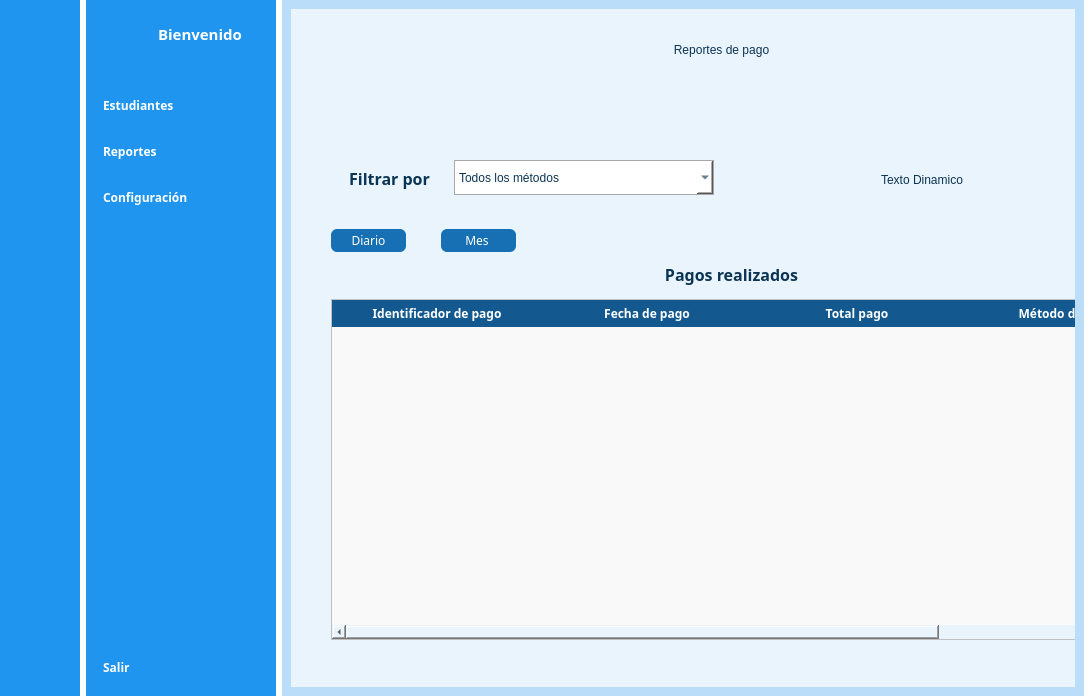
First picture: the form in gui/UI/interface.ui, repository DeiviHerreraDiaz09/Student-Management-Project, before the edit.
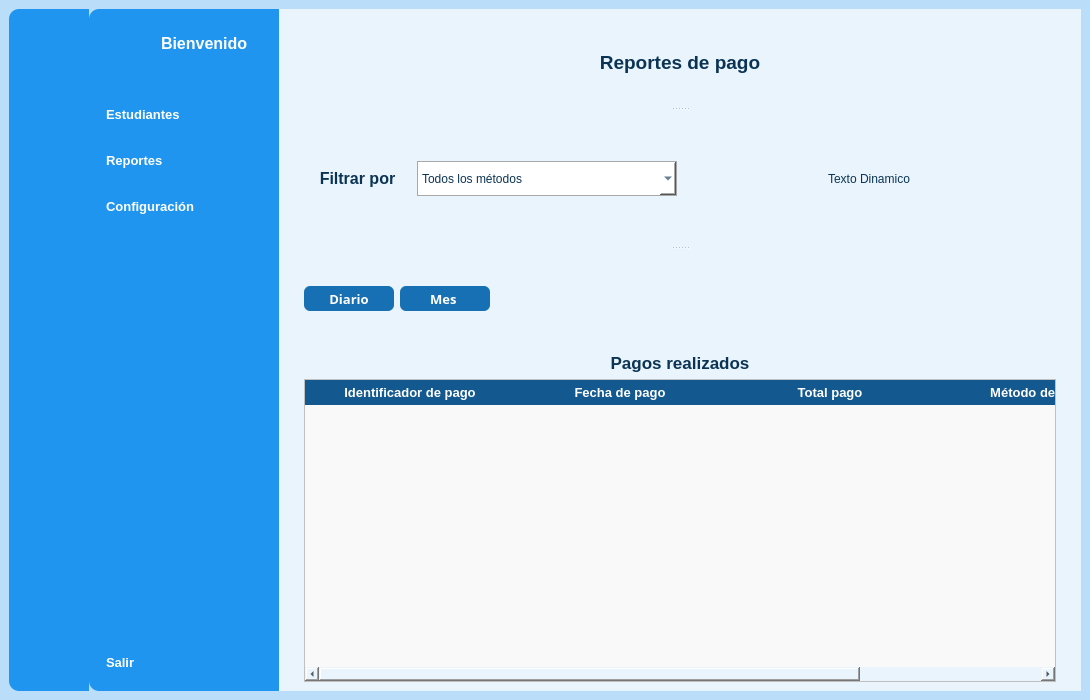
Second picture: the form after the edit. The open tabs and pages were chosen to show the change. Icons and pictures are not drawn.

Commit message: REFACTOR: Fix interfaces, and change font

The edit to the form file:
```diff
--- a/gui/UI/interface.ui
+++ b/gui/UI/interface.ui
@@ -7,7 +7,7 @@
     <x>0</x>
     <y>0</y>
     <width>1090</width>
-    <height>696</height>
+    <height>700</height>
    </rect>
   </property>
   <property name="minimumSize">
@@ -55,6 +55,27 @@
     <property name="bottomMargin">
      <number>0</number>
     </property>
+    <item row="0" column="2">
+     <widget class="QWidget" name="header_widget" native="true">
+      <property name="minimumSize">
+       <size>
+        <width>1090</width>
+        <height>0</height>
+       </size>
+      </property>
+      <property name="maximumSize">
+       <size>
+        <width>1090</width>
+        <height>16777215</height>
+       </size>
+      </property>
+      <property name="styleSheet">
+       <string notr="true">background-color:rgb(186, 222, 250);</string>
+      </property>
+      <layout class="QGridLayout" name="gridLayout">
+       <property name="horizontalSpacing">
+        <number>0</number>
+       </property>
     <item row="0" column="0">
      <widget class="QWidget" name="icon_complete_widget_2" native="true">
       <property name="minimumSize">
@@ -72,6 +93,8 @@
       <property name="styleSheet">
        <string notr="true">QWidget{
 background-color: rgb(31, 149, 239);
+border-top-left-radius:10px;
+border-bottom-left-radius:10px;
 }
 
 QPushButton{
@@ -98,14 +121,14 @@
 font-weight:bold
 }</string>
       </property>
-      <layout class="QVBoxLayout" name="verticalLayout_10">
+         <layout class="QGridLayout" name="gridLayout_15">
        <property name="leftMargin">
         <number>0</number>
        </property>
        <property name="rightMargin">
         <number>0</number>
        </property>
-       <item>
+          <item row="0" column="0">
         <widget class="QPushButton" name="menuButton_2">
          <property name="minimumSize">
           <size>
@@ -126,10 +149,7 @@
           <enum>Qt::RightToLeft</enum>
          </property>
          <property name="styleSheet">
-          <string notr="true">QPushButton{
-margin-left:5px
-}
-
+             <string notr="true">
 
 QPushButton:checked{
 background-color:none;
@@ -156,7 +176,7 @@
          </property>
         </widget>
        </item>
-       <item>
+          <item row="1" column="0">
         <layout class="QVBoxLayout" name="verticalLayout_8">
          <property name="spacing">
           <number>8</number>
@@ -313,7 +333,7 @@
          </item>
         </layout>
        </item>
-       <item>
+          <item row="2" column="0">
         <spacer name="verticalSpacer_3">
          <property name="orientation">
           <enum>Qt::Vertical</enum>
@@ -326,7 +346,7 @@
          </property>
         </spacer>
        </item>
-       <item alignment="Qt::AlignHCenter">
+          <item row="3" column="0" alignment="Qt::AlignHCenter">
         <widget class="QPushButton" name="exit_2">
          <property name="minimumSize">
           <size>
@@ -378,7 +398,7 @@
       <property name="minimumSize">
        <size>
         <width>190</width>
-        <height>0</height>
+           <height>678</height>
        </size>
       </property>
       <property name="maximumSize">
@@ -390,6 +410,8 @@
       <property name="styleSheet">
        <string notr="true">QWidget{
 background-color: rgb(31, 149, 239);
+border-top-left-radius:10px;
+border-bottom-left-radius:10px;
 }
 
 QPushButton{
@@ -486,8 +508,8 @@
            </property>
            <property name="font">
             <font>
-             <family>Euphemia</family>
-             <pointsize>11</pointsize>
+                <family>Arial</family>
+                <pointsize>12</pointsize>
              <weight>75</weight>
              <bold>true</bold>
             </font>
@@ -523,8 +545,8 @@
            </property>
            <property name="font">
             <font>
-             <family>Euphemia</family>
-             <pointsize>9</pointsize>
+                <family>Arial</family>
+                <pointsize>10</pointsize>
              <weight>75</weight>
              <bold>true</bold>
              <underline>false</underline>
@@ -573,8 +595,8 @@
            </property>
            <property name="font">
             <font>
-             <family>Euphemia</family>
-             <pointsize>9</pointsize>
+                <family>Arial</family>
+                <pointsize>10</pointsize>
              <weight>75</weight>
              <bold>true</bold>
             </font>
@@ -620,8 +642,8 @@
            </property>
            <property name="font">
             <font>
-             <family>Euphemia</family>
-             <pointsize>9</pointsize>
+                <family>Arial</family>
+                <pointsize>10</pointsize>
              <weight>75</weight>
              <bold>true</bold>
             </font>
@@ -682,8 +704,8 @@
          </property>
          <property name="font">
           <font>
-           <family>Euphemia</family>
-           <pointsize>9</pointsize>
+              <family>Arial</family>
+              <pointsize>10</pointsize>
            <weight>75</weight>
            <bold>true</bold>
           </font>
@@ -714,18 +736,6 @@
      </widget>
     </item>
     <item row="0" column="2">
-     <widget class="QWidget" name="header_widget" native="true">
-      <property name="minimumSize">
-       <size>
-        <width>800</width>
-        <height>0</height>
-       </size>
-      </property>
-      <property name="styleSheet">
-       <string notr="true">background-color:rgb(186, 222, 250);</string>
-      </property>
-      <layout class="QGridLayout" name="gridLayout">
-       <item row="0" column="0">
         <widget class="QStackedWidget" name="content">
          <property name="minimumSize">
           <size>
@@ -735,7 +745,7 @@
          </property>
          <property name="maximumSize">
           <size>
-           <width>2000</width>
+           <width>990</width>
            <height>16777215</height>
           </size>
          </property>
@@ -6355,156 +6365,27 @@
           <property name="styleSheet">
            <string notr="true">background-color:#e9f4fd;</string>
           </property>
-          <widget class="QTableWidget" name="table_reports_payments">
-           <property name="geometry">
-            <rect>
-             <x>40</x>
-             <y>290</y>
-             <width>821</width>
-             <height>341</height>
-            </rect>
+          <layout class="QGridLayout" name="gridLayout_17">
+           <property name="leftMargin">
+            <number>25</number>
            </property>
-           <property name="baseSize">
-            <size>
-             <width>500</width>
-             <height>50</height>
-            </size>
+           <property name="rightMargin">
+            <number>25</number>
            </property>
-           <property name="styleSheet">
-            <string notr="true">QTableWidget {
- gridline-color: black; 
-    background-color: #F9F9F9;
-}
-
-QTableWidget::item {
-    padding: 1px;
- 	 background-color: #e9f4fd;
-     color: #000080; 
-	text-align:center;
-}
-
-QTableWidget::item:selected {
-    background-color: #ddeffd;
-    color: black; 
-}
-
-QHeaderView::section {
-    background-color: #13598f; 
-    color: white; 
-    padding: 3px;
-    border: 0.4px solid white;
-    font-family: Euphemia;
-    font-size: 12px;
-font-weight:bold;
-}
-
-QTableWidget::item:alternate {
-    background-color: #F0F0F0;
-}
-</string>
-           </property>
-           <attribute name="horizontalHeaderDefaultSectionSize">
-            <number>210</number>
-           </attribute>
-           <column>
-            <property name="text">
-             <string>Identificador de pago</string>
-            </property>
-           </column>
-           <column>
-            <property name="text">
-             <string>Fecha de pago</string>
-            </property>
-           </column>
-           <column>
-            <property name="text">
-             <string>Total pago</string>
-            </property>
-           </column>
-           <column>
-            <property name="text">
-             <string>Método de pago</string>
-            </property>
-           </column>
-          </widget>
-          <widget class="QLabel" name="history_tittle_pam_2">
-           <property name="geometry">
-            <rect>
-             <x>10</x>
-             <y>250</y>
-             <width>861</width>
-             <height>31</height>
-            </rect>
-           </property>
-           <property name="font">
-            <font>
-             <family>Euphemia</family>
-             <pointsize>12</pointsize>
-             <weight>75</weight>
-             <bold>true</bold>
-            </font>
-           </property>
-           <property name="styleSheet">
-            <string notr="true">color: rgb(11, 52, 84);</string>
-           </property>
-           <property name="text">
-            <string>Pagos realizados</string>
-           </property>
-           <property name="alignment">
-            <set>Qt::AlignCenter</set>
-           </property>
-           <property name="margin">
-            <number>6</number>
-           </property>
-          </widget>
-          <widget class="QPushButton" name="pushButton_month">
-           <property name="geometry">
-            <rect>
-             <x>150</x>
-             <y>220</y>
-             <width>75</width>
-             <height>23</height>
-            </rect>
-           </property>
-           <property name="styleSheet">
-            <string notr="true">background-color:#1770b3;
-font-family: Euphemia;
-border: none;
-border-radius: 6px;
-color:white;</string>
-           </property>
-           <property name="text">
-            <string>Mes </string>
-           </property>
-          </widget>
-          <widget class="QPushButton" name="pushButton_Day">
-           <property name="geometry">
-            <rect>
-             <x>40</x>
-             <y>220</y>
-             <width>75</width>
-             <height>23</height>
-            </rect>
-           </property>
-           <property name="styleSheet">
-            <string notr="true">background-color:#1770b3;
-font-family: Euphemia;
-border: none;
-border-radius: 6px;
-color:white;</string>
-           </property>
-           <property name="text">
-            <string>Diario</string>
-           </property>
-          </widget>
+           <item row="0" column="0">
+            <widget class="QSplitter" name="splitter">
+             <property name="orientation">
+              <enum>Qt::Vertical</enum>
+             </property>
           <widget class="QLabel" name="label">
-           <property name="geometry">
-            <rect>
-             <x>10</x>
-             <y>20</y>
-             <width>841</width>
-             <height>41</height>
-            </rect>
+              <property name="font">
+               <font>
+                <family>Arial</family>
+                <pointsize>14</pointsize>
+                <weight>75</weight>
+                <italic>false</italic>
+                <bold>true</bold>
+               </font>
            </property>
            <property name="styleSheet">
             <string notr="true">font: 14pt &quot;MS Shell Dlg 2&quot;;
@@ -6517,38 +6398,15 @@
             <set>Qt::AlignCenter</set>
            </property>
           </widget>
-          <widget class="QLabel" name="report_dinamic_label">
-           <property name="geometry">
-            <rect>
-             <x>590</x>
-             <y>150</y>
-             <width>141</width>
-             <height>41</height>
-            </rect>
-           </property>
-           <property name="styleSheet">
-            <string notr="true">font: 14pt &quot;MS Shell Dlg 2&quot;;
-color: rgb(11, 52, 84);</string>
-           </property>
-           <property name="text">
-            <string>Texto Dinamico</string>
-           </property>
-          </widget>
-          <widget class="QWidget" name="layoutWidget">
-           <property name="geometry">
-            <rect>
-             <x>40</x>
-             <y>150</y>
-             <width>383</width>
-             <height>38</height>
-            </rect>
-           </property>
+             <widget class="QWidget" name="">
+              <layout class="QHBoxLayout" name="horizontalLayout_9">
+               <item>
            <layout class="QHBoxLayout" name="horizontalLayout_8">
             <item>
              <widget class="QLabel" name="history_tittle_pam_3">
               <property name="font">
                <font>
-                <family>Euphemia</family>
+                     <family>Arial</family>
                 <pointsize>12</pointsize>
                 <weight>75</weight>
                 <bold>true</bold>
@@ -6582,6 +6440,12 @@
                 <height>35</height>
                </size>
               </property>
+                   <property name="font">
+                    <font>
+                     <family>Arial</family>
+                     <pointsize>9</pointsize>
+                    </font>
+                   </property>
               <property name="styleSheet">
                <string notr="true">background-color: rgb(255, 255, 255);
 color: rgb(11, 52, 84);
@@ -6610,18 +6474,98 @@
              </widget>
             </item>
            </layout>
-          </widget>
-         </widget>
-        </widget>
-       </item>
-       <item row="0" column="1">
+               </item>
+               <item alignment="Qt::AlignHCenter">
+                <widget class="QLabel" name="report_dinamic_label">
+                 <property name="styleSheet">
+                  <string notr="true">font: 14pt &quot;MS Shell Dlg 2&quot;;
+color: rgb(11, 52, 84);</string>
+                 </property>
+                 <property name="text">
+                  <string>Texto Dinamico</string>
+                 </property>
+                </widget>
+               </item>
+              </layout>
+             </widget>
+             <widget class="QWidget" name="">
+              <layout class="QHBoxLayout" name="horizontalLayout_10">
+               <item>
+                <widget class="QPushButton" name="pushButton_Day">
+                 <property name="minimumSize">
+                  <size>
+                   <width>90</width>
+                   <height>25</height>
+                  </size>
+                 </property>
+                 <property name="maximumSize">
+                  <size>
+                   <width>90</width>
+                   <height>25</height>
+                  </size>
+                 </property>
+                 <property name="font">
+                  <font>
+                   <family>Euphemia</family>
+                   <pointsize>10</pointsize>
+                   <weight>75</weight>
+                   <bold>true</bold>
+                  </font>
+                 </property>
+                 <property name="styleSheet">
+                  <string notr="true">background-color:#1770b3;
+font-family: Euphemia;
+border: none;
+border-radius: 6px;
+color:white;</string>
+                 </property>
+                 <property name="text">
+                  <string>Diario</string>
+                 </property>
+                </widget>
+               </item>
+               <item>
+                <widget class="QPushButton" name="pushButton_month">
+                 <property name="minimumSize">
+                  <size>
+                   <width>90</width>
+                   <height>25</height>
+                  </size>
+                 </property>
+                 <property name="maximumSize">
+                  <size>
+                   <width>90</width>
+                   <height>25</height>
+                  </size>
+                 </property>
+                 <property name="font">
+                  <font>
+                   <family>Euphemia</family>
+                   <pointsize>10</pointsize>
+                   <weight>75</weight>
+                   <bold>true</bold>
+                  </font>
+                 </property>
+                 <property name="styleSheet">
+                  <string notr="true">background-color:#1770b3;
+font-family: Euphemia;
+border: none;
+border-radius: 6px;
+color:white;</string>
+                 </property>
+                 <property name="text">
+                  <string>Mes </string>
+                 </property>
+                </widget>
+               </item>
+               <item>
         <spacer name="horizontalSpacer">
          <property name="orientation">
           <enum>Qt::Horizontal</enum>
          </property>
          <property name="sizeHint" stdset="0">
           <size>
-           <width>690</width>
+                   <width>40</width>
            <height>20</height>
           </size>
          </property>
@@ -6629,30 +6573,129 @@
        </item>
       </layout>
      </widget>
-    </item>
-    <item row="0" column="3">
-     <widget class="QWidget" name="main" native="true">
-      <layout class="QVBoxLayout" name="verticalLayout_5">
-       <property name="leftMargin">
-        <number>0</number>
-       </property>
-       <property name="topMargin">
-        <number>0</number>
-       </property>
-       <property name="rightMargin">
-        <number>0</number>
-       </property>
-       <property name="bottomMargin">
-        <number>0</number>
-       </property>
-      </layout>
-     </widget>
-    </item>
-   </layout>
-   <zorder>icon_complete_widget</zorder>
-   <zorder>header_widget</zorder>
-   <zorder>main</zorder>
-   <zorder>icon_complete_widget_2</zorder>
+            </widget>
+           </item>
+           <item row="1" column="0">
+            <layout class="QVBoxLayout" name="verticalLayout_10">
+             <item>
+              <widget class="QLabel" name="history_tittle_pam_2">
+               <property name="font">
+                <font>
+                 <family>Arial</family>
+                 <pointsize>13</pointsize>
+                 <weight>75</weight>
+                 <bold>true</bold>
+                </font>
+               </property>
+               <property name="styleSheet">
+                <string notr="true">color: rgb(11, 52, 84);</string>
+               </property>
+               <property name="text">
+                <string>Pagos realizados</string>
+               </property>
+               <property name="alignment">
+                <set>Qt::AlignCenter</set>
+               </property>
+               <property name="margin">
+                <number>6</number>
+               </property>
+              </widget>
+             </item>
+             <item>
+              <widget class="QTableWidget" name="table_reports_payments">
+               <property name="minimumSize">
+                <size>
+                 <width>600</width>
+                 <height>0</height>
+                </size>
+               </property>
+               <property name="maximumSize">
+                <size>
+                 <width>790</width>
+                 <height>16777215</height>
+                </size>
+               </property>
+               <property name="baseSize">
+                <size>
+                 <width>500</width>
+                 <height>50</height>
+                </size>
+               </property>
+               <property name="font">
+                <font>
+                 <family>Arial</family>
+                 <weight>50</weight>
+                 <bold>false</bold>
+                </font>
+               </property>
+               <property name="styleSheet">
+                <string notr="true">QTableWidget {
+ gridline-color: black; 
+    background-color: #F9F9F9;
+}
+
+QTableWidget::item {
+    padding: 1px;
+ 	 background-color: #e9f4fd;
+     color: #000080; 
+	text-align:center;
+}
+
+QTableWidget::item:selected {
+    background-color: #ddeffd;
+    color: black; 
+}
+
+QHeaderView::section {
+    background-color: #13598f; 
+    color: white; 
+    padding: 3px;
+    border: 0.4px solid white;
+    font-family: Arial;
+    font-size: 13px;
+font-weight:bold;
+}
+
+QTableWidget::item:alternate {
+    background-color: #F0F0F0;
+}
+</string>
+               </property>
+               <attribute name="horizontalHeaderDefaultSectionSize">
+                <number>210</number>
+               </attribute>
+               <column>
+                <property name="text">
+                 <string>Identificador de pago</string>
+                </property>
+               </column>
+               <column>
+                <property name="text">
+                 <string>Fecha de pago</string>
+                </property>
+               </column>
+               <column>
+                <property name="text">
+                 <string>Total pago</string>
+                </property>
+               </column>
+               <column>
+                <property name="text">
+                 <string>Método de pago</string>
+                </property>
+               </column>
+              </widget>
+             </item>
+            </layout>
+           </item>
+          </layout>
+         </widget>
+        </widget>
+       </item>
+      </layout>
+     </widget>
+    </item>
+   </layout>
   </widget>
  </widget>
  <resources>
```
Left out of the diff: 397 changed lines with no effect on the pictures. Lines whose indentation alone changed are shown as unchanged. The commit also changes 2 other files.
